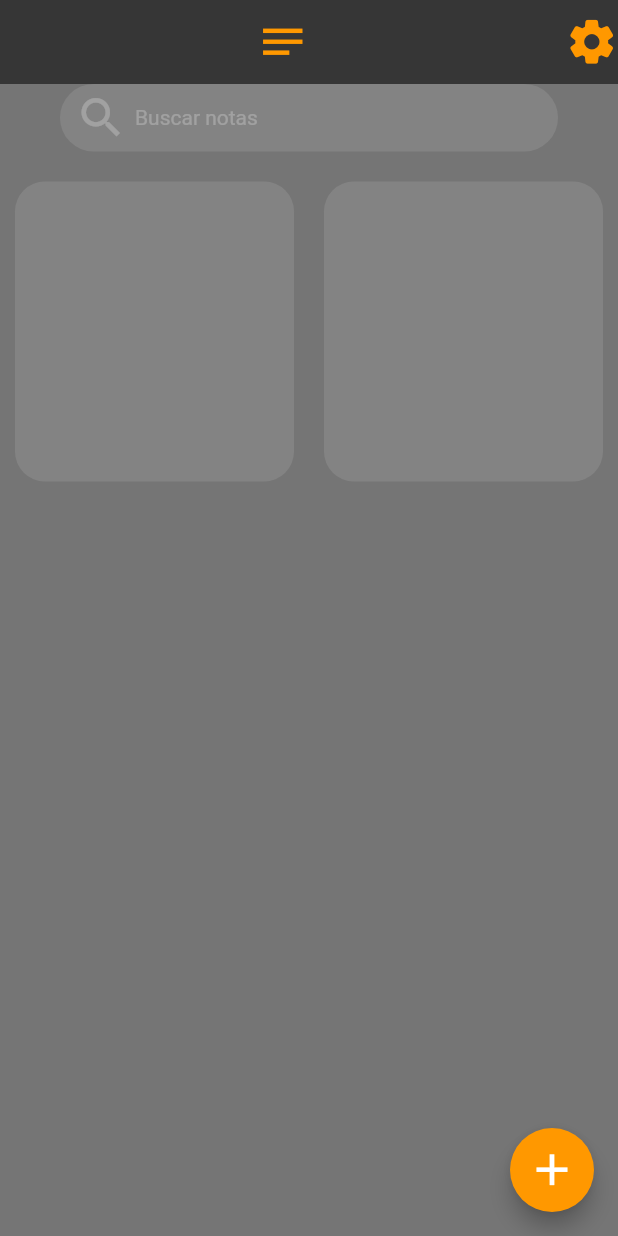
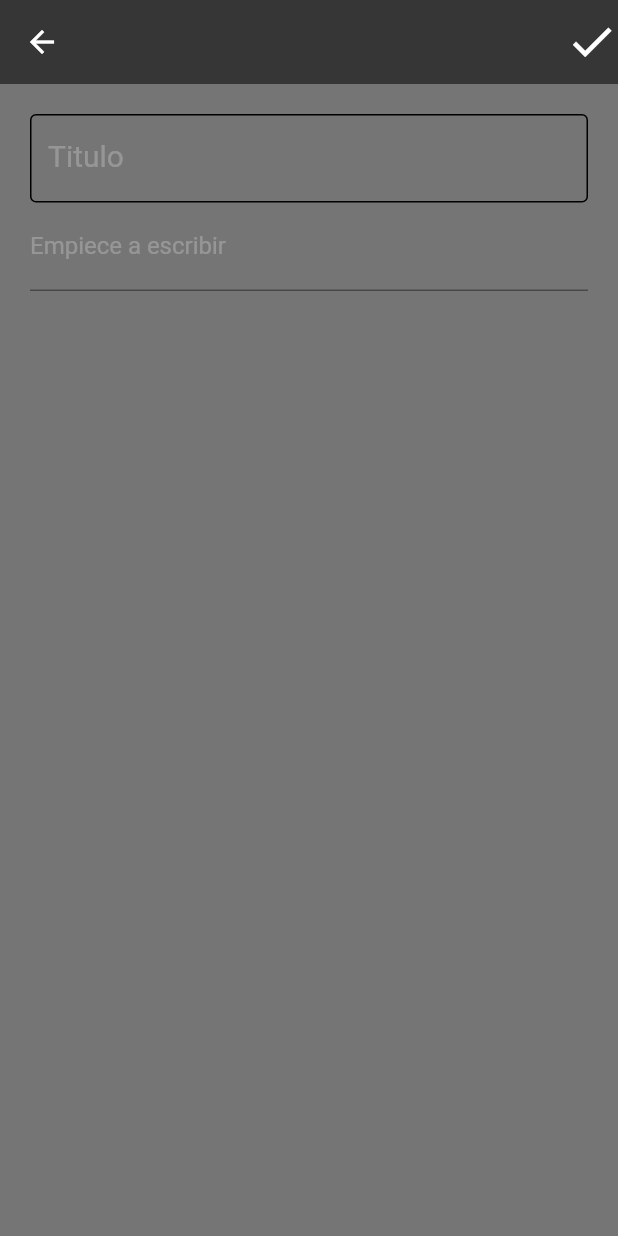
Before and after one commit to Flutter-RZDN/notes_app, a Flutter app: the screen it shows after launch, after a tap on the "add" icon, on a phone screen of 412 x 824 dp. Run offline on Flutter 3.47's test engine with Material 2 defaults, Android fonts, the phone set to English and light mode, and no system bars.

Commit message:
modificando la interfaz de para crear widgets dinamycos

```diff
--- /dev/null
+++ b/lib/add_note_page.dart
@@ -0,0 +1,67 @@
+import 'package:flutter/material.dart';
+
+class AddNotePage extends StatefulWidget {
+  const AddNotePage({super.key});
+
+  @override
+  State<AddNotePage> createState() => _AddNotePageState();
+}
+
+class _AddNotePageState extends State<AddNotePage> {
+  @override
+  Widget build(BuildContext context) {
+    return Scaffold(
+      backgroundColor: Colors.black54,
+      appBar: AppBar(
+        elevation: 0,
+        backgroundColor: Colors.black54,
+        actions: const [
+          Icon(
+            Icons.check,
+            size: 35.0,
+          ),
+        ],
+      ),
+      body: Padding(
+        padding: const EdgeInsets.all(20.0),
+        child: Column(
+          children: [
+            TextFormField(
+              style: const TextStyle(
+                color: Colors.white,
+              ),
+              decoration: const InputDecoration(
+                //border: InputBorder.none,
+                labelStyle: TextStyle(
+                  color: Colors.white,
+                ),
+                enabledBorder: OutlineInputBorder(),
+                label: Text(
+                  "Titulo",
+                  style: TextStyle(
+                    color: Colors.white24,
+                    fontSize: 20.0,
+                  ),
+                ),
+              ),
+            ),
+            TextFormField(
+              style: const TextStyle(
+                color: Colors.white,
+              ),
+              decoration: const InputDecoration(
+                label: Text(
+                  "Empiece a escribir",
+                  style: TextStyle(
+                    color: Colors.white24,
+                    fontSize: 16.0,
+                  ),
+                ),
+              ),
+            ),
+          ],
+        ),
+      ),
+    );
+  }
+}
--- a/lib/main.dart
+++ b/lib/main.dart
@@ -19,50 +19,3 @@ class MyApp extends StatelessWidget {
         home: const NotesPage());
   }
 }
-
-class MyHomePage extends StatefulWidget {
-  const MyHomePage({super.key, required this.title});
-
-  final String title;
-
-  @override
-  State<MyHomePage> createState() => _MyHomePageState();
-}
-
-class _MyHomePageState extends State<MyHomePage> {
-  int _counter = 0;
-
-  void _incrementCounter() {
-    setState(() {
-      _counter++;
-    });
-  }
-
-  @override
-  Widget build(BuildContext context) {
-    return Scaffold(
-      appBar: AppBar(
-        title: Text(widget.title),
-      ),
-      body: Center(
-        child: Column(
-          mainAxisAlignment: MainAxisAlignment.center,
-          children: <Widget>[
-            const Text(
-              'You have pushed the button this many times:',
-            ),
-            Text(
-              '$_counter',
-              style: Theme.of(context).textTheme.headline4,
-            ),
-          ],
-        ),
-      ),
-      floatingActionButton: FloatingActionButton(
-        onPressed: _incrementCounter,
-        tooltip: 'Increment',
-        child: const Icon(Icons.add),
-      ),
-    );
-  }
-}
--- /dev/null
+++ b/lib/notes_class.dart
@@ -0,0 +1,11 @@
+class NotesClass {
+  String _title = "";
+  String _text = "";
+
+  NotesClass(title, text) {
+    _title = title;
+    _text = text;
+  }
+  String get title => _title;
+  String get text => _text;
+}
--- a/lib/notes_page.dart
+++ b/lib/notes_page.dart
@@ -1,4 +1,6 @@
 import 'package:flutter/material.dart';
+import 'package:notes_app/add_note_page.dart';
+import 'package:notes_app/notes_class.dart';
 
 class NotesPage extends StatefulWidget {
   const NotesPage({super.key});
@@ -8,6 +10,21 @@ class NotesPage extends StatefulWidget {
 }
 
 class _NotesPageState extends State<NotesPage> {
+  final List<NotesClass> _notes = [
+    NotesClass("prueba 1", "texto aqui"),
+    NotesClass("Este Titulo es Grande", "Cantidad1 de texto "),
+    NotesClass("Probando titulos grandes para textos grandes",
+        "Cantidad1 de texto maximo que entra "),
+    NotesClass("Probando titulos grandes para textos grandes",
+        "Cantidad1 de texto maximo que entra "),
+    NotesClass("Probando titulos grandes para textos grandes",
+        "Cantidad1 de texto maximo que entra "),
+    NotesClass("Probando titulos grandes para textos grandes",
+        "Cantidad1 de texto maximo que entra "),
+    NotesClass("Probando titulos grandes para textos grandes",
+        "Cantidad1 de texto maximo que entra "),
+  ];
+
   @override
   Widget build(BuildContext context) {
     return Scaffold(
@@ -15,22 +32,24 @@ class _NotesPageState extends State<NotesPage> {
       appBar: AppBar(
         title: const Center(
           child: Icon(
-            Icons.notes,
+            Icons.note_sharp,
             color: Colors.orange,
             size: 35.0,
           ),
         ),
         actions: const [
           Icon(
-            Icons.settings_rounded,
-            color: Colors.orange,
-            size: 35.0,
+            Icons.more_vert_outlined,
+            color: Colors.white,
+            size: 30.0,
           ),
         ],
         elevation: 0,
         backgroundColor: Colors.black54,
       ),
-      body: Padding(
+      body: SingleChildScrollView(
+        scrollDirection: Axis.vertical,
+        child: Padding(
           padding: const EdgeInsets.symmetric(horizontal: 10.0),
           child: Column(
             children: [
@@ -70,37 +89,57 @@ class _NotesPageState extends State<NotesPage> {
                 height: 20.0,
               ),
               Row(
+                crossAxisAlignment: CrossAxisAlignment.start,
                 children: [
                   Expanded(
-                  child: Container(
-                    height: 200,
-                    width: 200,
-                    decoration: BoxDecoration(
-                      color: Colors.white10,
-                      borderRadius: BorderRadius.circular(20.0),
+                    child: Column(children: [
+                      for (var notes in _notes)
+                        Note(title: notes.title, text: notes.text)
+                    ]),
                   ),
+                  const SizedBox(width: 20.0),
+                  Expanded(
+                    child: Column(
+                      children: const [
+                        Note(
+                          title: "tecto cortito",
+                          text:
+                              "Lorem Ipsum es simplemente el texto de relleno de las imprentas y archivos de texto",
                         ),
+                        SizedBox(height: 10.0),
+                        Note(
+                          title: "Este titulo es grande",
+                          text: "Lorem Ipsum es simplemente el texto de relleo",
                         ),
-                const SizedBox(
-                  width: 20.0,
+                        Note(
+                          title: "tecto cortito",
+                          text:
+                              "Lorem Ipsum es simplemente el texto de relleno de las imprentas y archivos de texto",
                         ),
-                Expanded(
-                  child: Container(
-                    height: 200,
-                    width: 200,
-                    decoration: BoxDecoration(
-                      color: Colors.white10,
-                      borderRadius: BorderRadius.circular(20.0),
+                        SizedBox(height: 10.0),
+                        Note(
+                          title: "Este titulo es grande",
+                          text: "Lorem Ipsum es simplemente el texto de relleo",
                         ),
-                  ),
-                ),
-              ],
+                        SizedBox(height: 10.0),
+                        Note(
+                          title: "Este titulo es grande",
+                          text: "Lorem Ipsum es simplemente el texto de relleo",
                         ),
                       ],
                     ),
                   ),
+                ],
+              )
+            ],
+          ),
+        ),
+      ),
       floatingActionButton: FloatingActionButton(
-        onPressed: () {},
+        onPressed: () {
+          Navigator.push(context,
+              MaterialPageRoute(builder: ((context) => const AddNotePage())));
+        },
         backgroundColor: Colors.orange,
         child: const Icon(
           Icons.add,
@@ -111,3 +150,94 @@ class _NotesPageState extends State<NotesPage> {
     );
   }
 }
+
+class Note extends StatefulWidget {
+  final String title;
+  final String text;
+  const Note({super.key, required this.title, required this.text});
+
+  @override
+  State<Note> createState() => _NoteState();
+}
+
+class _NoteState extends State<Note> {
+  bool active = false;
+  @override
+  Widget build(BuildContext context) {
+    return Padding(
+      padding: const EdgeInsets.only(bottom: 10.0),
+      child: GestureDetector(
+        onLongPress: () {
+          setState(() {
+            active = !active;
+          });
+        },
+        onTap: () {},
+        child: Container(
+          padding: const EdgeInsets.all(10.0),
+          decoration: BoxDecoration(
+            color: Colors.white10,
+            borderRadius: BorderRadius.circular(10.0),
+          ),
+          child: Column(
+            crossAxisAlignment: CrossAxisAlignment.start,
+            children: [
+              Padding(
+                padding:
+                    const EdgeInsets.only(left: 15.0, right: 15.0, top: 10.0),
+                child: Text(
+                  widget.title,
+                  style: const TextStyle(
+                    color: Colors.white70,
+                    fontSize: 18.0,
+                  ),
+                  maxLines: 2,
+                  overflow: TextOverflow.ellipsis,
+                ),
+              ),
+              const SizedBox(
+                height: 15.0,
+              ),
+              Padding(
+                padding: const EdgeInsets.symmetric(horizontal: 15.0),
+                child: Text(
+                  widget.text,
+                  style: const TextStyle(
+                    color: Colors.white38,
+                    fontSize: 14.0,
+                  ),
+                  maxLines: 3,
+                  overflow: TextOverflow.ellipsis,
+                ),
+              ),
+              const SizedBox(
+                height: 20.0,
+              ),
+              Row(
+                mainAxisAlignment: MainAxisAlignment.spaceBetween,
+                children: [
+                  const Padding(
+                    padding: EdgeInsets.only(left: 15.0),
+                    child: Text(
+                      "11 de septiembre",
+                      style: TextStyle(
+                        color: Colors.white24,
+                        fontSize: 12.0,
+                      ),
+                    ),
+                  ),
+                  active
+                      ? const Icon(
+                          Icons.verified,
+                          color: Colors.white,
+                        )
+                      : Container(),
+                ],
+              ),
+            ],
+          ),
+        ),
+      ),
+    );
+  }
+}
```
Also changed, not shown: 1 other file. Lines whose indentation alone changed are shown as unchanged.
